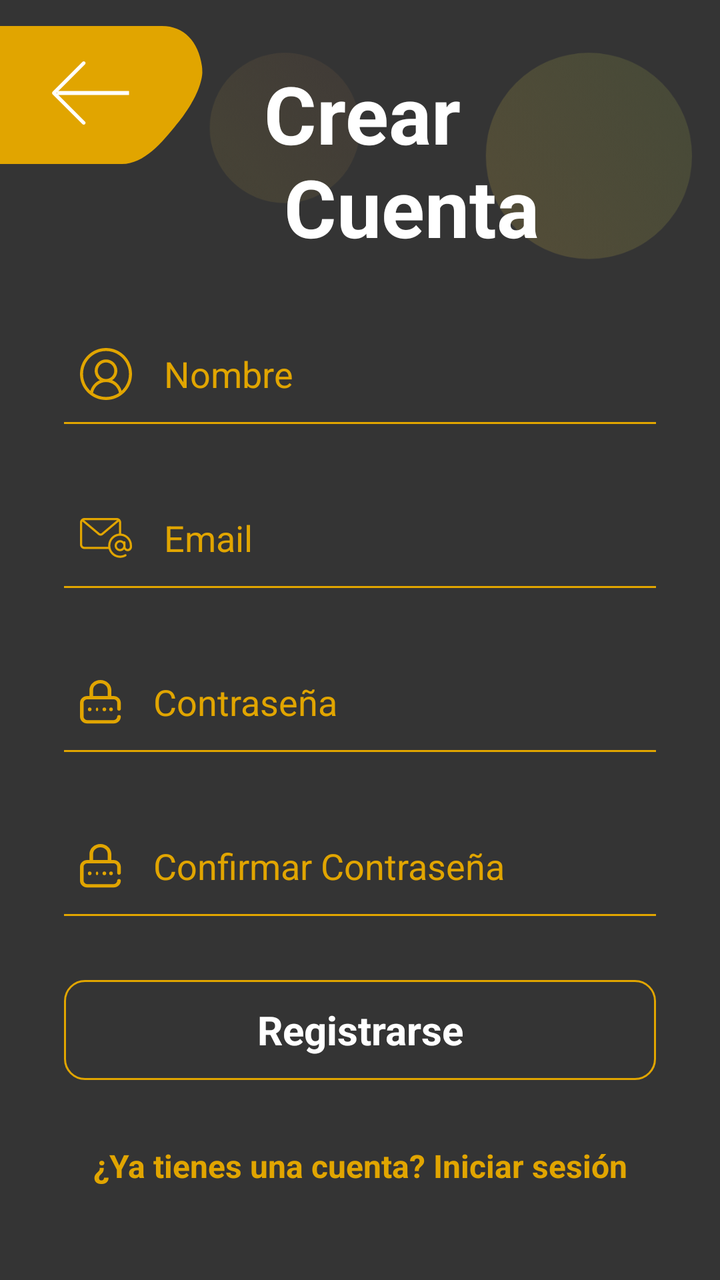
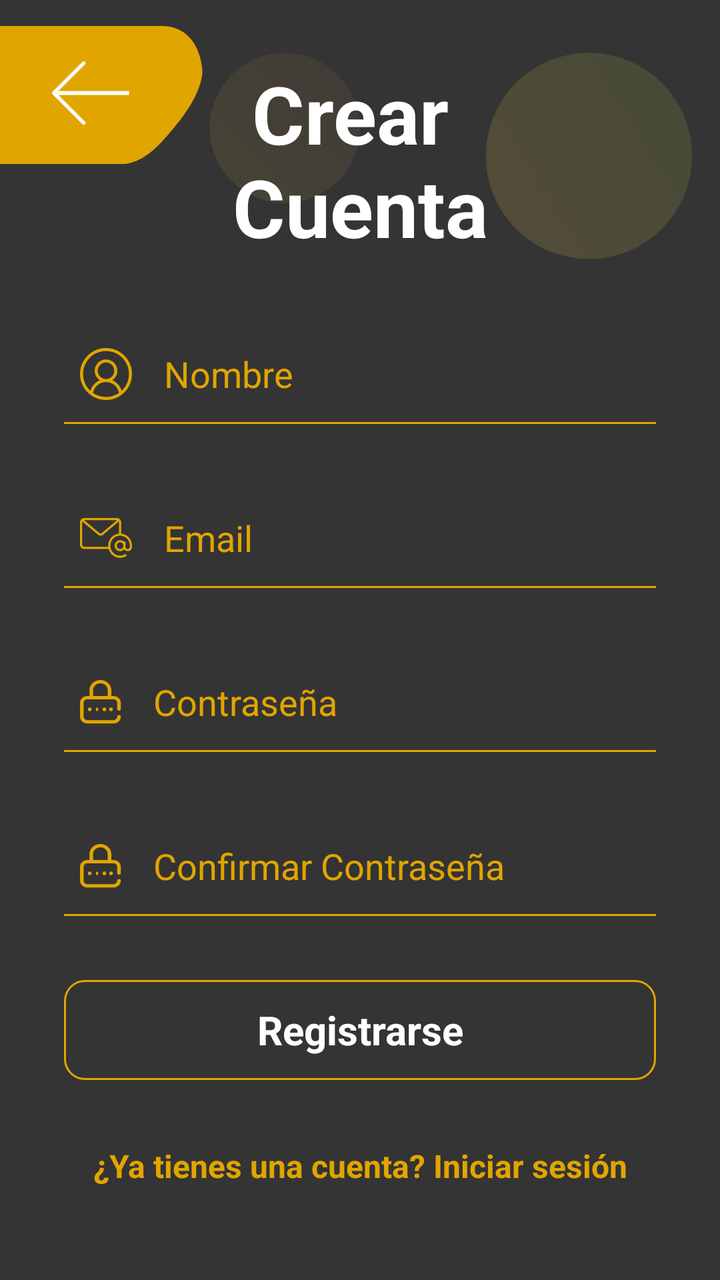

Before-and-after screenshots of an Android layout around one commit, followed by the original layout XML and the change that was made.
<!-- AndroidManifest.xml: application theme Theme.CERVERICA -->
<!-- res/layout/activity_registro.xml -->
<?xml version="1.0" encoding="utf-8"?>
<androidx.constraintlayout.widget.ConstraintLayout xmlns:android="http://schemas.android.com/apk/res/android"
    xmlns:app="http://schemas.android.com/apk/res-auto"
    xmlns:tools="http://schemas.android.com/tools"
    android:layout_width="match_parent"
    android:layout_height="match_parent"
    android:background="#343434"
    android:orientation="vertical">
    <ImageView
        android:id="@+id/imageView2"
        android:layout_width="wrap_content"
        android:layout_height="wrap_content"
        android:layout_marginTop="-100dp"
        app:layout_constraintEnd_toEndOf="parent"
        app:layout_constraintStart_toStartOf="parent"
        app:layout_constraintTop_toTopOf="parent"
        app:srcCompat="@drawable/top_background" />

    <ScrollView
        android:layout_width="match_parent"
        android:layout_height="match_parent"
        android:elevation="1dp">

        <LinearLayout
            android:layout_width="match_parent"
            android:layout_height="wrap_content"
            android:elevation="1dp"
            android:orientation="vertical" >


            <TextView
                android:id="@+id/textView2"
                android:layout_width="match_parent"
                android:layout_height="wrap_content"
                android:layout_marginStart="132dp"
                android:layout_marginTop="30dp"
                android:layout_marginBottom="0dp"
                android:text="Crear \n Cuenta"
                android:textColor="#ffffff"
                android:textSize="40dp"
                android:textStyle="bold" />
            <EditText
                android:id="@+id/full_name"
                android:layout_width="match_parent"
                android:layout_height="50dp"
                android:hint="Nombre"
                android:padding="8dp"
                android:drawablePadding="16dp"
                android:textColorHint="#E1A500"
                android:ems="10"
                android:textColor="#ffffff"
                android:inputType="textPersonName"
                android:layout_marginTop="32dp"
                android:drawableStart="@drawable/name"
                android:singleLine="true"
                android:maxLines="1"
                android:layout_marginStart="32dp"
                android:layout_marginEnd="32dp"
                android:background="@drawable/edittext_background"
                />
            <EditText
                android:id="@+id/email"
                android:layout_width="match_parent"
                android:layout_height="50dp"
                android:hint="Email"
                android:padding="8dp"
                android:drawablePadding="16dp"
                android:textColor="#ffffff"
                android:textColorHint="#E1A500"
                android:ems="10"
                android:inputType="textPersonName"
                android:layout_marginTop="32dp"
                android:singleLine="true"
                android:maxLines="1"
                android:drawableStart="@drawable/email"
                android:layout_marginStart="32dp"
                android:layout_marginEnd="32dp"
                android:background="@drawable/edittext_background"
                />
            <EditText
                android:id="@+id/password"
                android:layout_width="match_parent"
                android:layout_height="50dp"
                android:hint="Contraseña"
                android:padding="8dp"
                android:drawablePadding="16dp"
                android:textColor="#ffffff"
                android:textColorHint="#E1A500"
                android:ems="10"
                android:inputType="textPassword"
                android:layout_marginTop="32dp"
                android:singleLine="true"
                android:maxLines="1"
                android:drawableStart="@drawable/password"
                android:layout_marginStart="32dp"
                android:layout_marginEnd="32dp"
                android:background="@drawable/edittext_background"
                />
            <EditText
                android:id="@+id/confirm_password"
                android:layout_width="match_parent"
                android:layout_height="50dp"
                android:hint="Confirmar Contraseña"
                android:padding="8dp"
                android:drawablePadding="16dp"
                android:textColorHint="#E1A500"
                android:textColor="#ffffff"
                android:ems="10"
                android:inputType="textPassword"
                android:layout_marginTop="32dp"
                android:imeOptions="actionDone"
                android:drawableStart="@drawable/password"
                android:layout_marginStart="32dp"
                android:layout_marginEnd="32dp"
                android:background="@drawable/edittext_background"
                />

            <androidx.appcompat.widget.AppCompatButton
                android:id="@+id/register_button"
                style="@android:style/Widget.Button"
                android:layout_width="match_parent"
                android:layout_height="50dp"
                android:background="@drawable/login_selector"
                android:text="Registrarse"
                android:textColor="#ffffff"
                android:textSize="20sp"
                android:textStyle="bold"
                android:layout_margin="32dp"/>

            <TextView
                android:id="@+id/login_button"
                android:layout_width="match_parent"
                android:layout_height="wrap_content"
                android:layout_marginTop="0dp"
                android:text="¿Ya tienes una cuenta? Iniciar sesión"
                android:textAlignment="center"
                android:textColor="#E1A500"
                android:textSize="16dp"
                android:textStyle="bold" />
        </LinearLayout>
    </ScrollView>
    <ImageView
        android:id="@+id/back_button"
        android:layout_width="wrap_content"
        android:layout_height="wrap_content"
        android:layout_gravity="end"
        android:rotation="180"
        android:elevation="3dp"
        app:layout_constraintStart_toStartOf="parent"
        app:layout_constraintTop_toTopOf="parent"
        app:srcCompat="@drawable/btn_login" />
</androidx.constraintlayout.widget.ConstraintLayout>
<!-- resources referenced by this layout -->
<resources>
  <!-- drawable btn_login: png bitmap (drawable-hdpi, 2838 bytes) -->
  <!-- drawable edittext_background (drawable) -->
  <?xml version="1.0" encoding="utf-8"?>
  <layer-list xmlns:android="http://schemas.android.com/apk/res/android">
  <item android:top="-3dp" android:bottom="-1dp" android:right="-3dp" android:left="-3dp">
  <shape>
      <stroke android:width="2dp" android:color="#E1A500"/>
  </shape>
  </item>
  </layer-list>
  <!-- drawable email: png bitmap (drawable-hdpi, 1018 bytes) -->
  <!-- drawable login_selector (drawable) -->
  <?xml version="1.0" encoding="utf-8"?>
  <selector xmlns:android="http://schemas.android.com/apk/res/android">
  
      
      <item android:state_pressed="true"
          android:drawable="@drawable/background_btn_1">
      </item>
  
      
      <item android:drawable="@drawable/background_btn_2"/>
  
  </selector>
  <!-- drawable name: png bitmap (drawable-hdpi, 1369 bytes) -->
  <!-- drawable password: png bitmap (drawable-hdpi, 703 bytes) -->
  <!-- drawable top_background: png bitmap (drawable-hdpi, 35226 bytes) -->
  <style name="Theme.CERVERICA" parent="Base.Theme.CERVERICA" />
  <!-- drawable background_btn_1 (drawable) -->
  <?xml version="1.0" encoding="utf-8"?>
  <selector xmlns:android="http://schemas.android.com/apk/res/android">
  <item>
      <shape android:shape="rectangle">
          <corners android:radius="10dp"/>
          <solid android:color="#E1A500"/>
      </shape>
  </item>
  </selector>
  <!-- drawable background_btn_2 (drawable) -->
  <?xml version="1.0" encoding="utf-8"?>
  <selector xmlns:android="http://schemas.android.com/apk/res/android">
      <item>
          <shape android:shape="rectangle">
              <corners android:radius="10dp"/>
              <stroke android:color="#E1A500" android:width="1dp"/>
          </shape>
      </item>
  </selector>
  <style name="Base.Theme.CERVERICA" parent="Theme.MaterialComponents.DayNight.NoActionBar">
          
          
          <item name="android:statusBarColor">
              @android:color/transparent
          </item>
      </style>
</resources>

<!-- the commit's change to res/layout/activity_registro.xml (unified diff, before → after) -->
@@ -1,5 +1,6 @@
 <?xml version="1.0" encoding="utf-8"?>
-<androidx.constraintlayout.widget.ConstraintLayout xmlns:android="http://schemas.android.com/apk/res/android"
+<androidx.constraintlayout.widget.ConstraintLayout
+    xmlns:android="http://schemas.android.com/apk/res/android"
     xmlns:app="http://schemas.android.com/apk/res-auto"
     xmlns:tools="http://schemas.android.com/tools"
     android:layout_width="match_parent"
@@ -32,10 +33,10 @@
                 android:id="@+id/textView2"
                 android:layout_width="match_parent"
                 android:layout_height="wrap_content"
-                android:layout_marginStart="132dp"
                 android:layout_marginTop="30dp"
                 android:layout_marginBottom="0dp"
-                android:text="Crear \n Cuenta"
+                android:textAlignment="center"
+                android:text="Crear \nCuenta"
                 android:textColor="#ffffff"
                 android:textSize="40dp"
                 android:textStyle="bold" />
<!-- resource entries referenced after the edit -->
@@ -51,9 +51,7 @@
   <style name="Base.Theme.CERVERICA" parent="Theme.MaterialComponents.DayNight.NoActionBar">
           
           
-          <item name="android:statusBarColor">
-              @android:color/transparent
-          </item>
+          <item name="android:windowFullscreen">true</item>
       </style>
 </resources>
 
